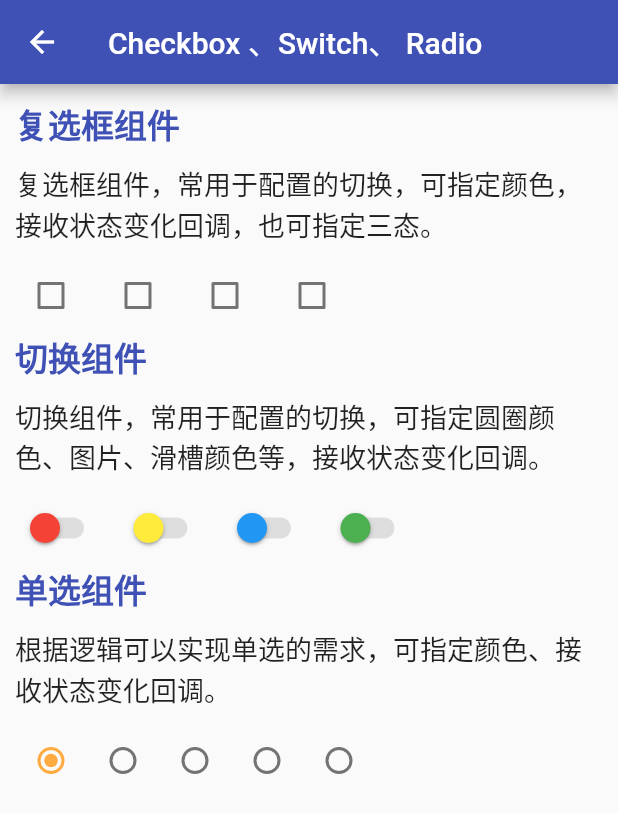
After one commit to ziqicongdonglai/flutter_learning, a Flutter app: the CheckboxRadioWidget screen opened by its route, on a phone screen of 412 x 824 dp. The commit adds this screen. Shown: the top 813 px of the screen. Run offline on Flutter 3.47's test engine with Material 2 defaults, Android fonts, the phone set to English and light mode, and no system bars; missing offline and left inert: dart:ffi.

Commit message:
feat: flutter组件学习（9）

```diff
--- a/flutter_demo/lib/common/data.dart
+++ b/flutter_demo/lib/common/data.dart
@@ -143,4 +143,15 @@ final statefulList = <ContainerInfo>[
       'FutureBuilder',
       '可指定一个Future对象，能够监听异步执行的状态，并在构造器中根据状态构建不同的界面。该Future对象不能和FutureBuilder同时创建，否则可能过渡刷新。',
       '/futurebuilder'),
+  ContainerInfo('Overlay', '可以将组件在全应用中进行悬浮显示，能够添加或移除组件，它们有独立管理的栈。', '/overlay'),
+  ContainerInfo(
+      'Stepper', '步骤条组件，可指定一步步的操作，可自定义步骤的内容，确认和返回的按钮以及步骤排列的方向。', '/stepper'),
+  ContainerInfo('Checkbox', '复选组件、单选组件、切换组件。', '/checkboxradio'),
+  ContainerInfo('Slider', '滑块组件，可以在指定的最大值和最小值之间拖动选择。可指定颜色、分段数及显示的标签，接收进度条变化回调。',
+      '/slider'),
+  ContainerInfo('RangeSlider',
+      '范围滑块组件，支持在两点之间滑动，获取之间的范围。可指定颜色、分段数及显示的标签，接收进度条变化回调。', '/rangeslider'),
+  ContainerInfo('SnackBar', '从底部弹出的消息条，可指定形状、影深、背景色等。', '/snackBar'),
+  ContainerInfo('RefreshIndicator',
+      '下拉时会显示刷新图标，松手后可以执行指定的异步方法。可指定颜色、到顶端的距离等属性。', '/refreshindicator'),
 ];
--- /dev/null
+++ b/flutter_demo/lib/widget/stateful/checkboxradio_widget.dart
@@ -0,0 +1,115 @@
+import 'package:flutter/material.dart';
+import 'package:flutter_demo/common/style.dart';
+
+class CheckboxRadioWidget extends StatefulWidget {
+  const CheckboxRadioWidget({Key? key}) : super(key: key);
+
+  @override
+  State<CheckboxRadioWidget> createState() => _CheckboxRadioWidgetState();
+}
+
+class _CheckboxRadioWidgetState extends State<CheckboxRadioWidget> {
+  bool _checked = false;
+  final colors = [Colors.red, Colors.yellow, Colors.blue, Colors.green];
+
+  var data = <double>[1, 2, 3, 4, 5];
+  double _value = 1;
+
+  @override
+  Widget build(BuildContext context) {
+    return Scaffold(
+      appBar: AppBar(
+        title: const Text('Checkbox 、Switch、 Radio'),
+      ),
+      body: Container(
+        padding: const EdgeInsets.all(10),
+        child: SingleChildScrollView(
+          child: Column(
+            crossAxisAlignment: CrossAxisAlignment.start,
+            children: <Widget>[
+              const Text(
+                '复选框组件',
+                style: titleStyle,
+              ),
+              Container(
+                margin: const EdgeInsets.symmetric(vertical: 10.0),
+                child: const Text(
+                  '复选框组件，常用于配置的切换，可指定颜色，接收状态变化回调，也可指定三态。',
+                  style: descStyle,
+                ),
+              ),
+              Wrap(
+                spacing: 10,
+                children: colors
+                    .map((e) => Checkbox(
+                        // 是否选中
+                        value: _checked,
+                        // 选中时的颜色
+                        checkColor: Colors.white,
+                        // 选中时方框内的颜色
+                        activeColor: e,
+                        // 状态改变事件
+                        onChanged: (v) => setState(() => _checked = v!)))
+                    .toList(),
+              ),
+              const Text(
+                '切换组件',
+                style: titleStyle,
+              ),
+              Container(
+                margin: const EdgeInsets.symmetric(vertical: 10.0),
+                child: const Text(
+                  '切换组件，常用于配置的切换，可指定圆圈颜色、图片、滑槽颜色等，接收状态变化回调。',
+                  style: descStyle,
+                ),
+              ),
+              Wrap(
+                spacing: 10,
+                children: colors
+                    .map((e) => Switch(
+                        // 打开状态
+                        value: _checked,
+                        // 关闭状态下滑块颜色
+                        inactiveThumbColor: e,
+                        // 关闭状态下轨道颜色
+                        inactiveTrackColor: Colors.grey.withAlpha(77),
+                        // 打开状态下滑块颜色
+                        activeColor: Colors.green,
+                        // 打开状态下轨道颜色
+                        activeTrackColor: Colors.orange,
+                        // 状态改变事件
+                        onChanged: (v) => setState(() => _checked = v)))
+                    .toList(),
+              ),
+              const Text(
+                '单选组件',
+                style: titleStyle,
+              ),
+              Container(
+                margin: const EdgeInsets.symmetric(vertical: 10.0),
+                child: const Text(
+                  '根据逻辑可以实现单选的需求，可指定颜色、接收状态变化回调。',
+                  style: descStyle,
+                ),
+              ),
+              Row(
+                mainAxisSize: MainAxisSize.min,
+                children: data
+                    .map((e) => Radio<double>(
+                        // 设置标识
+                        value: e,
+                        // 选中的标识
+                        // Radio的value为1,2,3，则groupValue为2时，选中第二个Radio
+                        groupValue: _value,
+                        // 选中时填充颜色
+                        activeColor: Colors.orangeAccent,
+                        onChanged: (v) => setState(() => _value = v!)))
+                    .toList(),
+              )
+            ],
+          ),
+        ),
+      ),
+    );
+  }
+}
```
Also changed, not shown: flutter_demo/lib/common/routes.dart (+14 -0 lines), flutter_demo/lib/widget/stateful/overlay_widget.dart (added, +78 -0 lines), flutter_demo/lib/widget/stateful/rangeslider_widget.dart (added, +64 -0 lines), flutter_demo/lib/widget/stateful/refreshindicator_widget.dart (added, +75 -0 lines), flutter_demo/lib/widget/stateful/slider_widget.dart (added, +82 -0 lines), flutter_demo/lib/widget/stateful/snackbar_widget.dart (added, +68 -0 lines), flutter_demo/lib/widget/stateful/stepper_widget.dart (added, +107 -0 lines).
